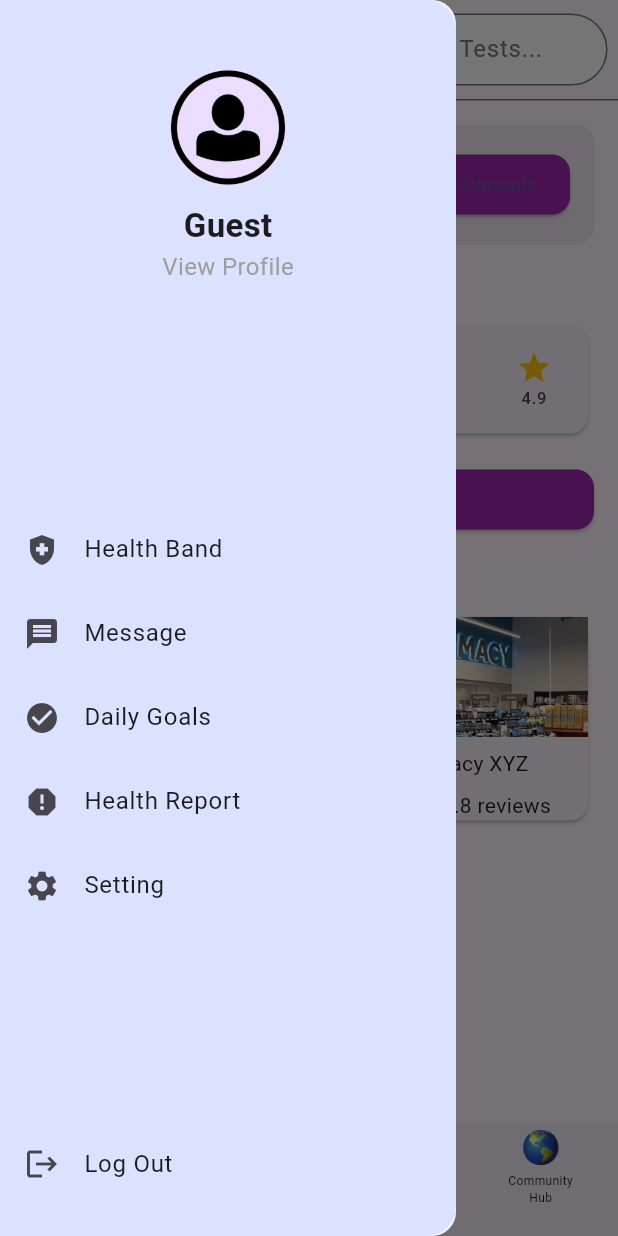
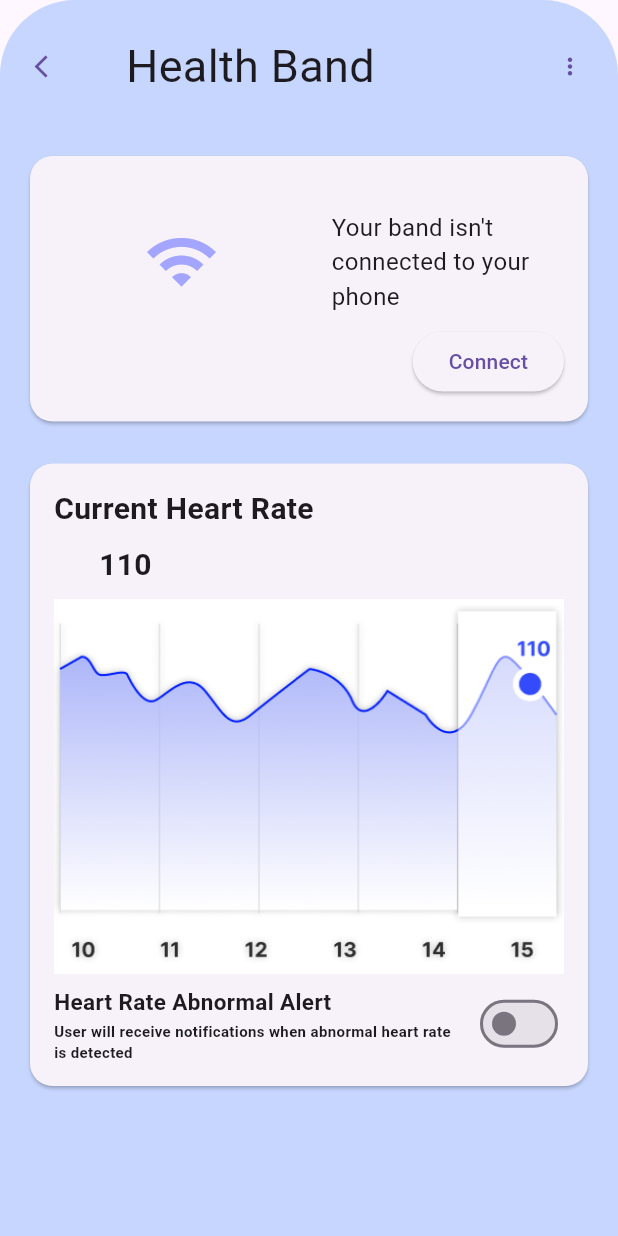
Before and after one commit to skooi928/vitalhealth, a Flutter app: the HomePage screen opened directly, in the side drawer, after a tap on "Health Band", on a phone screen of 412 x 824 dp. Run offline on Flutter 3.47's test engine with Material 3 defaults, Android fonts, the phone set to English and light mode, and no system bars; our stand-ins replace firebase_auth, firebase_core, google_sign_in, shared_preferences; accounts and stored records are empty.

Commit message:
Added Healthband

```diff
--- /dev/null
+++ b/lib/healthband.dart
@@ -0,0 +1,227 @@
+import 'package:flutter/material.dart';
+import 'package:vital_health/home.dart';
+
+// Main Widget
+class Healthband extends StatelessWidget {
+  @override
+  Widget build(BuildContext context) {
+    return Scaffold(
+      body: Stack(
+        children: [
+          // Rounded Edge Background
+          Container(
+            decoration: BoxDecoration(
+              color: const Color.fromARGB(174, 174, 199, 255),
+              borderRadius: BorderRadius.only(
+                topLeft: Radius.circular(50.0),
+                topRight: Radius.circular(50.0),
+              ),
+            ),
+            height: 1000.0, // Adjust the height to your preference
+            child: Column(
+              children: [
+                SizedBox(height: 20.0), // Add spacing from the top
+                Row(
+                  mainAxisAlignment: MainAxisAlignment.spaceBetween, // Adjust spacing between items
+                  children: [
+                    TextButton(
+                      onPressed: () {
+                        Navigator.push(
+                          context,
+                          MaterialPageRoute(builder: (context) => HomePage()),
+                        );
+                      },
+                      child: Icon(Icons.arrow_back_ios), // Add your first button here
+                    ),
+                    Expanded(
+                      child: Padding(
+                        padding: const EdgeInsets.only(left: 20.0), // Add some padding to move the text to the right
+                        child: Text(
+                          'Health Band',
+                          style: TextStyle(fontSize: 30.0), // Adjust text style as needed
+                        ),
+                      ),
+                    ),
+                    TextButton(
+                      onPressed: () {},
+                      child: Icon(Icons.more_vert_rounded), // Add your second button here
+                    ),
+                  ],
+                ),
+              ],
+            ),
+          ),
+          // ListView of Cards
+          Padding(
+            padding: const EdgeInsets.only(top: 100.0), // Adjust the top padding to overlap with background
+            child: ListView(
+              padding: const EdgeInsets.symmetric(horizontal: 16.0),
+              children: [
+                CustomCardOne(),
+                SizedBox(height: 20.0), // Add spacing between cards
+                CustomCardTwo(),
+              ],
+            ),
+          ),
+        ],
+      ),
+    );
+  }
+}
+
+// Custom Card 1
+class CustomCardOne extends StatefulWidget {
+  @override
+  _CustomCardOneState createState() => _CustomCardOneState();
+}
+
+class _CustomCardOneState extends State<CustomCardOne> {
+  bool _isConnected = false;
+
+  @override
+  Widget build(BuildContext context) {
+    return Card(
+      shape: RoundedRectangleBorder(
+        borderRadius: BorderRadius.circular(15.0),
+      ),
+      child: Padding(
+        padding: const EdgeInsets.all(16.0),
+        child: Column(
+          crossAxisAlignment: CrossAxisAlignment.center,
+          children: [
+            SizedBox(height: 20.0),
+            Row(
+              crossAxisAlignment: CrossAxisAlignment.center,
+              children: [
+                Expanded(
+                  child: Padding(
+                    padding: const EdgeInsets.only(left: 5.0), // Add some padding to move the text to the right
+                    child: Icon(
+                      _isConnected ? Icons.watch : Icons.wifi, // Change icon based on connection status
+                      color: const Color.fromRGBO(164,165,255,1.000),
+                      size: 50,
+                    ),
+                  ),
+                ),
+                SizedBox(width: 10.0), // Spacing between the icon and text
+                Expanded(
+                  child: Padding(
+                    padding: const EdgeInsets.only(left: 10.0), // Add some padding to move the text to the right
+                    child: Text(
+                      _isConnected
+                          ? 'Your band is connected to your phone'
+                          : 'Your band isn\'t connected to your phone',
+                      style: TextStyle(fontSize: 16.0),
+                    ),
+                  ),
+                ),
+              ],
+            ),
+            SizedBox(height: 8.0),
+            Align(
+              alignment: Alignment.centerRight, // Align the button to the right
+              child: ElevatedButton(
+                onPressed: () {
+                  setState(() {
+                    _isConnected = !_isConnected; // Toggle connection status
+                  });
+                },
+                child: Text(_isConnected ? 'Connected' : 'Connect'), // Change button text based on connection status
+              ),
+            ),
+          ],
+        ),
+      ),
+    );
+  }
+}
+
+// Custom Card 2
+class CustomCardTwo extends StatefulWidget {
+  @override
+  _CustomCardTwoState createState() => _CustomCardTwoState();
+}
+
+class _CustomCardTwoState extends State<CustomCardTwo> {
+  bool _isSwitched = false;
+
+  @override
+  Widget build(BuildContext context) {
+    return Card(
+      shape: RoundedRectangleBorder(
+        borderRadius: BorderRadius.circular(15.0),
+      ),
+      child: Padding(
+        padding: const EdgeInsets.all(16.0),
+        child: Column(
+          crossAxisAlignment: CrossAxisAlignment.start,
+          children: [
+            Text(
+              'Current Heart Rate',
+              style: TextStyle(fontSize: 20.0, fontWeight: FontWeight.bold),
+            ),
+            SizedBox(height: 8.0),
+            Row(
+              children: [
+                SizedBox(width: 30), // Add space to the left of "110"
+                Text(
+                  '110',
+                  style: TextStyle(fontSize: 20.0, fontWeight: FontWeight.bold),
+                ),
+              ],
+            ),
+            SizedBox(height: 8.0),
+            Center(
+              child: SizedBox(
+                width: 350, // Set the width as needed
+                height: 250, // Set the height as needed
+                child: Image.asset(
+                  'assets/images/heartbeats_graph.png',
+                  fit: BoxFit.cover,
+                ),
+              ),
+            ),
+            SizedBox(height: 8.0),
+            Row(
+              mainAxisAlignment: MainAxisAlignment.start,
+              children: [
+                Expanded(
+                  child: Column(
+                    crossAxisAlignment: CrossAxisAlignment.start,
+                    children: [
+                      Text(
+                        'Heart Rate Abnormal Alert',
+                        style: TextStyle(fontSize: 15.0, fontWeight: FontWeight.bold),
+                      ),
+                      SizedBox(height: 2.0),
+                      Text(
+                        'User will receive notifications when abnormal heart rate is detected',
+                        style: TextStyle(fontSize: 10.0, fontWeight: FontWeight.bold),
+                        softWrap: true, // Wrap text if needed
+                      ),
+                    ],
+                  ),
+                ),
+                SizedBox(width: 8.0),
+                AnimatedSwitcher(
+                  duration: Duration(milliseconds: 300),
+                  child: Switch(
+                    key: ValueKey<bool>(_isSwitched),
+                    value: _isSwitched,
+                    onChanged: (bool value) {
+                      setState(() {
+                        _isSwitched = value;
+                      });
+                    },
+                    activeColor: Color.fromRGBO(164,165,255,1.000),
+                    hoverColor: Color.fromRGBO(164,165,255,1.000),
+                  ),
+                ),
+              ],
+            ),
+          ],
+        ),
+      ),
+    );
+  }
+}
--- a/lib/home.dart
+++ b/lib/home.dart
@@ -7,6 +7,7 @@ import 'models/user.dart';
 import 'login.dart';
 import 'firebase_auth/auth_service.dart';
 import 'package:shared_preferences/shared_preferences.dart';
+import 'healthband.dart';
 
 class HomePage extends StatefulWidget {
   const HomePage({Key? key}) : super(key: key);
@@ -221,7 +222,12 @@ class HomePageState extends State<HomePage> {
                     ListTile(
                       leading: const Icon(Icons.health_and_safety),
                       title: const Text('Health Band'),
-                      onTap: () {},
+                      onTap: () {
+                          Navigator.push(
+                            context,
+                            MaterialPageRoute(builder: (context) => Healthband()),
+                          );
+                      },
                     ),
                     ListTile(
                       leading: const Icon(Icons.message),
--- a/pubspec.yaml
+++ b/pubspec.yaml
@@ -97,6 +97,7 @@ flutter:
     - assets/images/consultation_icon.png
     - assets/images/community_icon.png
     - assets/images/app_logo.png
+    - assets/images/heartbeats_graph.png
 
 flutter_launcher_icons:
   android: "ic_launcher" # default is "launcher_icon"
```
Also changed, not shown: assets/images/heartbeats_graph.png (added), pubspec.lock, 1 other file.
